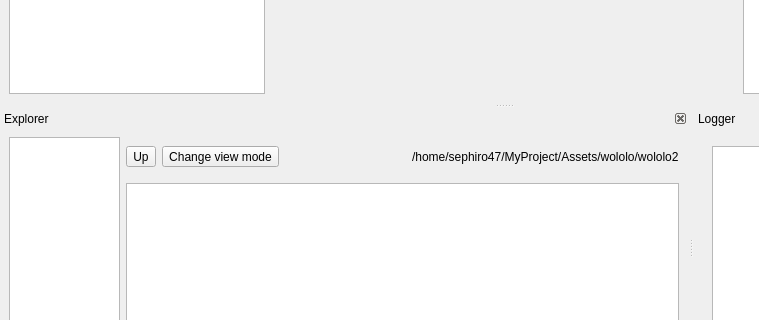
The window that EngineAssets/EditorWindow.ui (Bang3DEngine/OldBang) describes before a commit, drawn with Qt 5; both pictures show x 0 to 759 and y 179 to 499 of the 1008 by 585 pixel window.
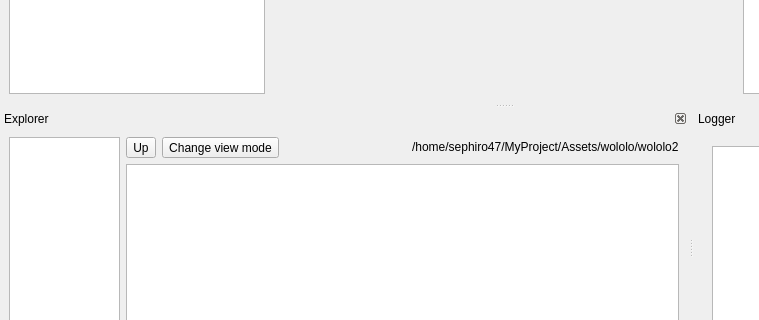
The same window after the commit. Icons and pictures are not drawn. Custom widgets are drawn as their Qt base class.

```diff
--- a/EngineAssets/EditorWindow.ui
+++ b/EngineAssets/EditorWindow.ui
@@ -522,7 +522,7 @@
         </widget>
        </item>
        <item>
-        <layout class="QVBoxLayout" name="verticalLayout_7">
+        <layout class="QVBoxLayout" name="verticalLayout_7" stretch="0,9999">
          <item>
           <layout class="QHBoxLayout" name="horizontalLayout_4">
            <item>
```
